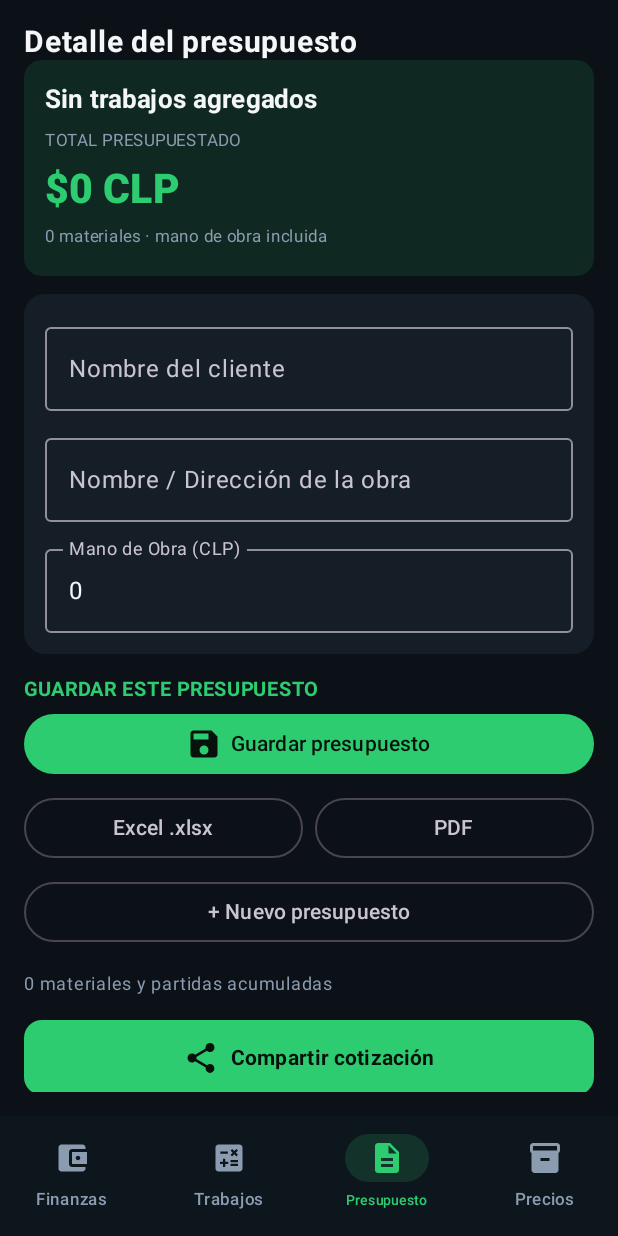
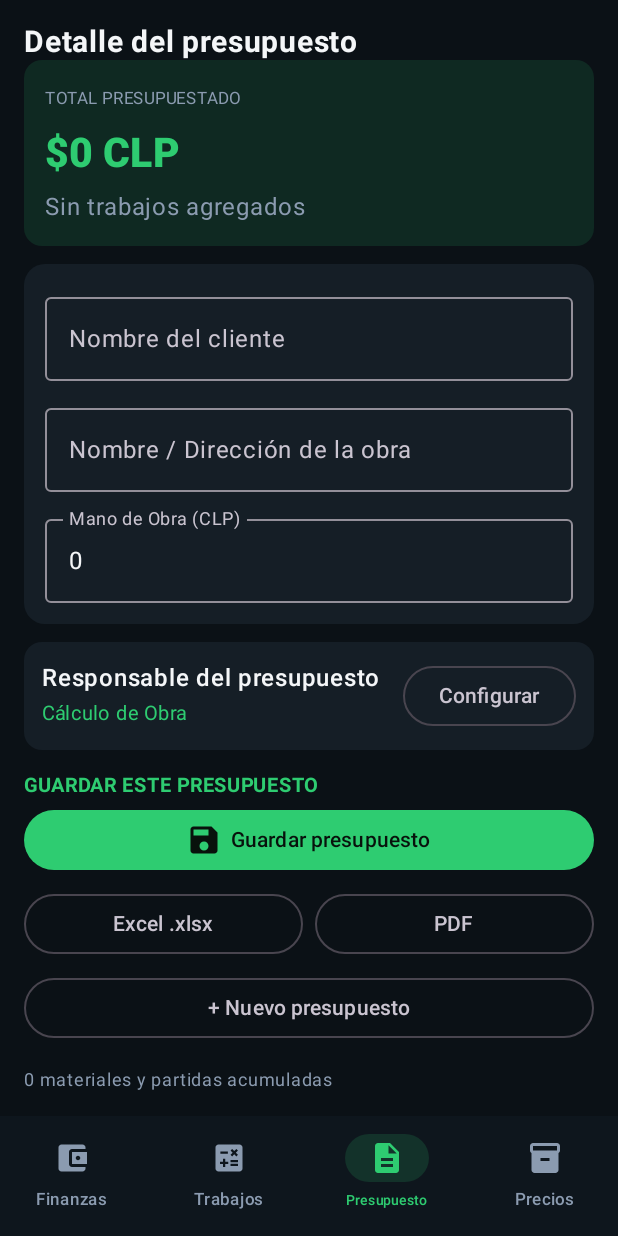
Before and after one commit to rarce-75-AI/CalculadoraPro, an Android app built with Jetpack Compose: the screen it shows after launch (MainActivity), item 3 of the bottom bar chosen, on a phone screen of 412 x 824 dp. Run offline under Robolectric (Android 15) with nearby library versions, the phone set to English and light mode, and no system bars.

Commit message:
Presupuesto con trabajos desplegables arriba y ficha profesional editable

```diff
--- a/app/src/main/java/cl/rarce/calculadorapro/MainActivity.kt
+++ b/app/src/main/java/cl/rarce/calculadorapro/MainActivity.kt
@@ -744,6 +744,13 @@ fun PresupuestoScreen(
     var presupuestoAEliminar by remember { mutableStateOf<Long?>(null) }
     var buscarPresupuesto by remember { mutableStateOf("") }
     var mensaje by remember { mutableStateOf("") }
+    var mostrarPerfil by remember { mutableStateOf(false) }
+    var perfil by remember { mutableStateOf(cargarPerfil(context)) }
+    val gruposPartidas = items.withIndex().groupBy { (_, item) ->
+        val p = item.nombre.split(" / ")
+        if (p.size >= 3) p.take(2).joinToString(" · ") else "Otras partidas"
+    }
+    var abiertos by remember { mutableStateOf(setOf<String>()) }
     val presupuestoActual = PresupuestoGuardado(
         presupuestoActivoId.takeIf { it != 0L } ?: System.currentTimeMillis(),
         cliente.trim(), obra.trim(), fechaPresupuesto(), totalManoObra, items.toList()
@@ -782,15 +789,55 @@ fun PresupuestoScreen(
             Text("Detalle del presupuesto", fontSize = 20.sp, fontWeight = FontWeight.Bold, color = TextMain)
             Card(colors = CardDefaults.cardColors(containerColor = Color(0xFF0F2922)),
                 modifier = Modifier.fillMaxWidth()) {
-                Column(Modifier.fillMaxWidth().padding(14.dp),
-                    verticalArrangement = Arrangement.spacedBy(4.dp)) {
-                    Text(nombrePartida, fontSize = 17.sp, fontWeight = FontWeight.Bold, color = TextMain)
-                    if (items.map { it.nombre.split(" / ").take(2).joinToString(" / ") }.distinct().size > 1)
-                        Text("Incluye otras partidas del presupuesto", color = TextMuted, fontSize = 12.sp)
-                    Text("TOTAL PRESUPUESTADO", color = TextMuted, fontSize = 11.sp)
+                Column(Modifier.fillMaxWidth().padding(14.dp), verticalArrangement = Arrangement.spacedBy(8.dp)) {
+                    Text("TOTAL PRESUPUESTADO", fontSize = 11.sp, color = TextMuted)
                     Text(formatoCLP(granTotal), fontSize = 27.sp,
                         fontWeight = FontWeight.ExtraBold, color = AccentGreen)
-                    Text("${items.size} materiales · mano de obra incluida", color = TextMuted, fontSize = 11.sp)
+                    if (gruposPartidas.isEmpty()) {
+                        Text("Sin trabajos agregados", color = TextMuted)
+                    }
+                    gruposPartidas.forEach { (titulo, grupo) ->
+                        val subtotal = grupo.sumOf { it.value.total.toLong() }
+                        Column(Modifier.fillMaxWidth()) {
+                            Row(
+                                Modifier.fillMaxWidth().clip(RoundedCornerShape(10.dp))
+                                    .clickable { abiertos = if (titulo in abiertos) abiertos - titulo else abiertos + titulo }
+                                    .padding(vertical = 10.dp, horizontal = 8.dp),
+                                verticalAlignment = Alignment.CenterVertically,
+                                horizontalArrangement = Arrangement.spacedBy(8.dp)
+                            ) {
+                                Icon(if (titulo in abiertos) Icons.Default.ExpandLess else Icons.Default.ExpandMore,
+                                    contentDescription = "Desplegar trabajo", tint = AccentGreen)
+                                Column(Modifier.weight(1f)) {
+                                    Text(titulo, color = TextMain, fontWeight = FontWeight.Bold)
+                                    Text("${grupo.size} materiales", color = TextMuted, fontSize = 11.sp)
+                                }
+                                Text(formatoCLP(subtotal.coerceAtMost(Int.MAX_VALUE.toLong()).toInt()),
+                                    fontWeight = FontWeight.Bold, color = AccentGreen)
+                            }
+                            if (titulo in abiertos) {
+                                grupo.forEach { indexed ->
+                                    val item = indexed.value
+                                    Row(
+                                        Modifier.fillMaxWidth().padding(start = 16.dp, top = 6.dp, bottom = 6.dp),
+                                        verticalAlignment = Alignment.CenterVertically
+                                    ) {
+                                        Column(Modifier.weight(1f)) {
+                                            Text(item.nombre.substringAfterLast(" / "), color = TextMain, fontSize = 12.sp)
+                                            Text(item.cantidad + " · " + formatoCLP(item.total),
+                                                color = TextMuted, fontSize = 11.sp)
+                                        }
+                                        TextButton(onClick = { onQuitarItem(indexed.index) }) {
+                                            Text("Quitar", color = AccentRed, fontSize = 11.sp)
+                                        }
+                                    }
+                                }
+                            }
+                        }
+                    }
+                    if (totalManoObra > 0) {
+                        Text("Mano de obra: " + formatoCLP(totalManoObra), color = TextMuted, fontSize = 12.sp)
+                    }
                 }
             }
             if (mensaje.isNotBlank()) Text(mensaje, color = AccentAmber, fontSize = 12.sp)
@@ -825,6 +872,21 @@ fun PresupuestoScreen(
             }
         }
 
+        item {
+            Card(colors = CardDefaults.cardColors(containerColor = BgCard),
+                modifier = Modifier.fillMaxWidth()) {
+                Row(Modifier.fillMaxWidth().padding(12.dp), verticalAlignment = Alignment.CenterVertically) {
+                    Column(Modifier.weight(1f)) {
+                        Text("Responsable del presupuesto", fontWeight = FontWeight.SemiBold, color = TextMain)
+                        Text(perfil.encabezado, color = AccentGreen, fontSize = 13.sp)
+                        if (perfil.telefono.isNotBlank()) Text(perfil.telefono, color = TextMuted, fontSize = 12.sp)
+                    }
+                    OutlinedButton(onClick = { mostrarPerfil = true }) {
+                        Text(if (perfil.nombre.isBlank() && perfil.empresa.isBlank()) "Configurar" else "Editar")
+                    }
+                }
+            }
+        }
         item {
             Text("GUARDAR ESTE PRESUPUESTO", color = AccentGreen,
                 fontWeight = FontWeight.Bold, fontSize = 13.sp)
@@ -866,24 +928,6 @@ fun PresupuestoScreen(
                 TextButton(onClick = onVaciarItems) { Text("Vaciar borrador", color = AccentRed) }
             }
         }
-        items(items.size) { index ->
-            val item = items[index]
-            Row(
-                modifier = Modifier.fillMaxWidth()
-                    .background(BgCard, RoundedCornerShape(10.dp)).padding(10.dp),
-                horizontalArrangement = Arrangement.spacedBy(8.dp),
-                verticalAlignment = Alignment.CenterVertically
-            ) {
-                Column(Modifier.weight(1f)) {
-                    Text(item.nombre, fontWeight = FontWeight.SemiBold,
-                        color = TextMain, fontSize = 13.sp)
-                    Text(item.cantidad, fontSize = 12.sp, color = TextMuted)
-                }
-                Text(formatoCLP(item.total), fontWeight = FontWeight.Bold, color = TextMain, fontSize = 12.sp)
-                TextButton(onClick = { onQuitarItem(index) }) { Text("Quitar", color = AccentRed, fontSize = 11.sp) }
-            }
-        }
-
         item {
             Button(
                 onClick = {
@@ -892,6 +936,9 @@ fun PresupuestoScreen(
                         appendLine("Cliente: $cliente")
                         appendLine("Obra: $obra")
                         appendLine("Fecha: ${fechaPresupuesto()}")
+                        appendLine("Responsable: ${perfil.nombre}")
+                        if (perfil.empresa.isNotBlank()) appendLine("Empresa: ${perfil.empresa}")
+                        if (perfil.telefono.isNotBlank()) appendLine("Teléfono: ${perfil.telefono}")
                         appendLine("-----------------------------")
                         items.forEach {
                             appendLine("• ${it.nombre} (${it.cantidad}): ${formatoCLP(it.total)}")
@@ -953,6 +1000,16 @@ fun PresupuestoScreen(
             }
         }
     }
+    if (mostrarPerfil) EditorPerfilProfesional(
+        inicial = perfil,
+        onCerrar = { mostrarPerfil = false },
+        onGuardar = {
+            guardarPerfil(context, it)
+            perfil = it
+            mostrarPerfil = false
+            mensaje = "Datos profesionales guardados."
+        }
+    )
     if (confirmarNuevo) {
         AlertDialog(onDismissRequest = { confirmarNuevo = false },
             title = { Text("¿Crear nuevo presupuesto?") },
```
